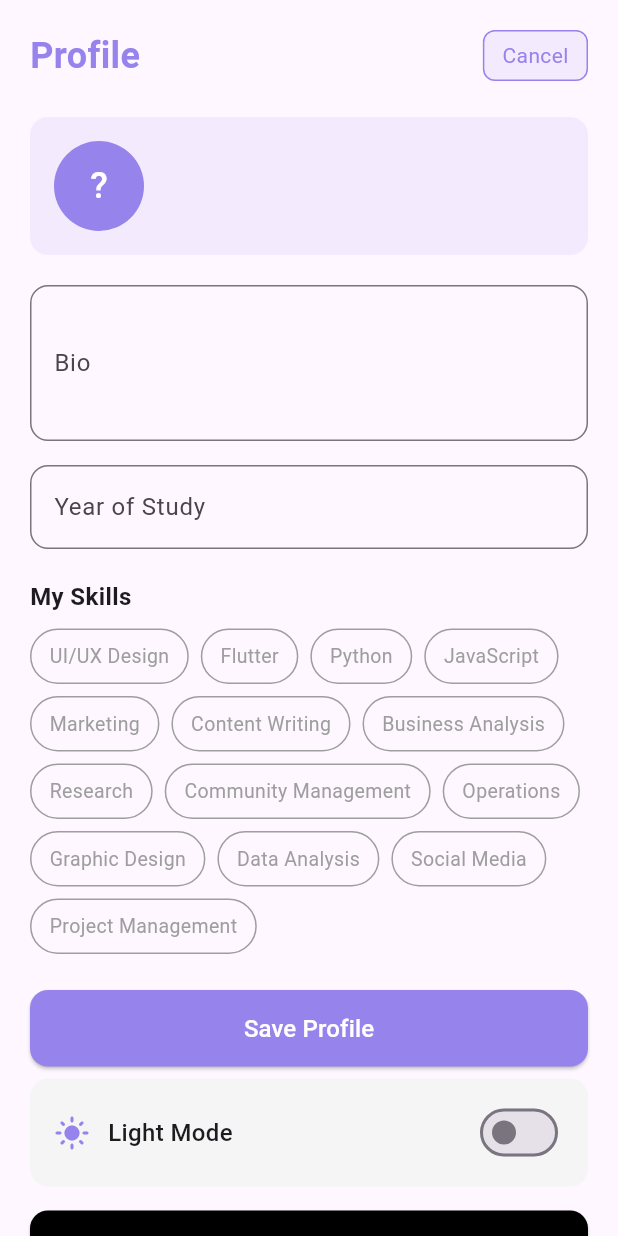
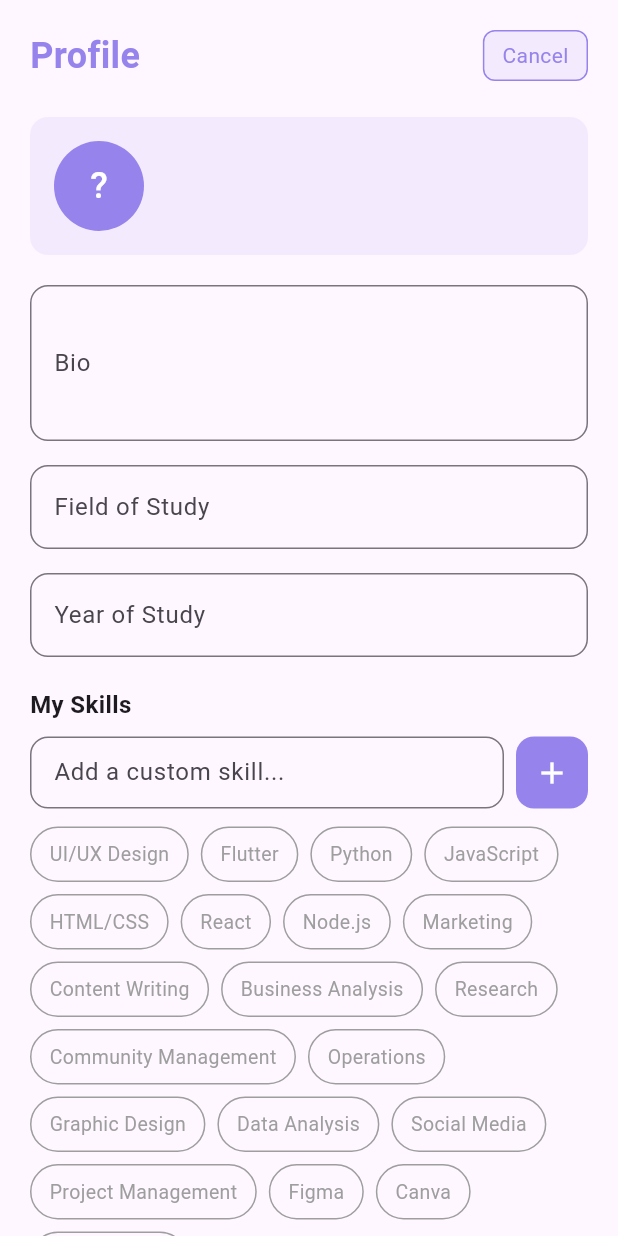
Before and after one commit to tdorcas-akim/alu_grid, a Flutter app: the ProfileScreen screen opened directly, after a tap on "Edit", on a phone screen of 412 x 824 dp. Run offline on Flutter 3.47's test engine with Material 3 defaults, Android fonts, the phone set to English and light mode, and no system bars; our stand-ins replace cloud_firestore, firebase_auth, firebase_core; accounts and stored records are empty; generated files the repository leaves out were written again.

Commit message:
enhance job matching logic and improve profile editing features

```diff
--- a/lib/screens/profile_screen.dart
+++ b/lib/screens/profile_screen.dart
@@ -13,16 +13,20 @@ class ProfileScreen extends StatefulWidget {
 class _ProfileScreenState extends State<ProfileScreen> {
   final bioInput = TextEditingController();
   final yearInput = TextEditingController();
+  final fieldOfStudyInput = TextEditingController();
   final startupDescInput = TextEditingController();
+  final customSkillInput = TextEditingController();
   bool editing = false;
   bool loading = false;
 
-  // all available skills
   List<String> allSkills = [
     'UI/UX Design',
     'Flutter',
     'Python',
     'JavaScript',
+    'HTML/CSS',
+    'React',
+    'Node.js',
     'Marketing',
     'Content Writing',
     'Business Analysis',
@@ -33,6 +37,9 @@ class _ProfileScreenState extends State<ProfileScreen> {
     'Data Analysis',
     'Social Media',
     'Project Management',
+    'Figma',
+    'Canva',
+    'Video Editing',
   ];
 
   List<String> selectedSkills = [];
@@ -54,17 +61,55 @@ class _ProfileScreenState extends State<ProfileScreen> {
       var data = doc.data()!;
       bioInput.text = data['bio'] ?? '';
       yearInput.text = data['year'] ?? '';
+      fieldOfStudyInput.text = data['fieldOfStudy'] ?? '';
       startupDescInput.text = data['startupDesc'] ?? '';
       List skills = data['skills'] ?? [];
+      List customSkills = data['customSkills'] ?? [];
+
       setState(() {
         selectedSkills = skills.map((s) => s.toString()).toList();
+        // add custom skills to the list so they show up
+        for (var cs in customSkills) {
+          if (!allSkills.contains(cs.toString())) {
+            allSkills.add(cs.toString());
+          }
+          if (!selectedSkills.contains(cs.toString())) {
+            selectedSkills.add(cs.toString());
+          }
+        }
       });
     }
+  }
+
+  void addCustomSkill() {
+    String skill = customSkillInput.text.trim();
+    if (skill.isEmpty) return;
+    if (allSkills.contains(skill)) {
+      customSkillInput.clear();
+      return;
+    }
+    setState(() {
+      allSkills.add(skill);
+      selectedSkills.add(skill);
+      customSkillInput.clear();
+    });
   }
 
   void saveProfile() async {
     final auth = Provider.of<AuthProvider>(context, listen: false);
     setState(() => loading = true);
+
+    // separate default and custom skills
+    List<String> defaultSkillsList = [
+      'UI/UX Design', 'Flutter', 'Python', 'JavaScript', 'HTML/CSS',
+      'React', 'Node.js', 'Marketing', 'Content Writing', 'Business Analysis',
+      'Research', 'Community Management', 'Operations', 'Graphic Design',
+      'Data Analysis', 'Social Media', 'Project Management', 'Figma', 'Canva', 'Video Editing'
+    ];
+
+    List<String> customSkills = selectedSkills
+        .where((s) => !defaultSkillsList.contains(s))
+        .toList();
 
     await FirebaseFirestore.instance
         .collection('users')
@@ -72,7 +117,9 @@ class _ProfileScreenState extends State<ProfileScreen> {
         .update({
       'bio': bioInput.text.trim(),
       'year': yearInput.text.trim(),
+      'fieldOfStudy': fieldOfStudyInput.text.trim(),
       'skills': selectedSkills,
+      'customSkills': customSkills,
       'startupDesc': startupDescInput.text.trim(),
     });
 
@@ -133,7 +180,7 @@ class _ProfileScreenState extends State<ProfileScreen> {
               ),
               SizedBox(height: 24),
 
-              // user info card
+              // profile card
               Container(
                 padding: EdgeInsets.all(16),
                 decoration: BoxDecoration(
@@ -162,6 +209,11 @@ class _ProfileScreenState extends State<ProfileScreen> {
                           auth.role.toUpperCase(),
                           style: TextStyle(color: Color(0xFF9683EC), fontSize: 12),
                         ),
+                        if (fieldOfStudyInput.text.isNotEmpty && !editing)
+                          Text(
+                            fieldOfStudyInput.text,
+                            style: TextStyle(color: Colors.grey, fontSize: 12),
+                          ),
                       ],
                     ),
                   ],
@@ -170,7 +222,6 @@ class _ProfileScreenState extends State<ProfileScreen> {
               SizedBox(height: 20),
 
               if (editing) ...[
-                // edit mode
                 if (!isStartup) ...[
                   TextField(
                     controller: bioInput,
@@ -186,6 +237,21 @@ class _ProfileScreenState extends State<ProfileScreen> {
                     ),
                   ),
                   SizedBox(height: 16),
+
+                  TextField(
+                    controller: fieldOfStudyInput,
+                    decoration: InputDecoration(
+                      labelText: 'Field of Study',
+                      hintText: 'e.g. Computer Science, Business...',
+                      border: OutlineInputBorder(borderRadius: BorderRadius.circular(12)),
+                      focusedBorder: OutlineInputBorder(
+                        borderRadius: BorderRadius.circular(12),
+                        borderSide: BorderSide(color: Color(0xFF9683EC)),
+                      ),
+                    ),
+                  ),
+                  SizedBox(height: 16),
+
                   TextField(
                     controller: yearInput,
                     decoration: InputDecoration(
@@ -199,8 +265,43 @@ class _ProfileScreenState extends State<ProfileScreen> {
                     ),
                   ),
                   SizedBox(height: 20),
+
                   Text('My Skills', style: TextStyle(fontWeight: FontWeight.bold, fontSize: 16)),
                   SizedBox(height: 10),
+
+                  // custom skill input
+                  Row(
+                    children: [
+                      Expanded(
+                        child: TextField(
+                          controller: customSkillInput,
+                          decoration: InputDecoration(
+                            hintText: 'Add a custom skill...',
+                            border: OutlineInputBorder(borderRadius: BorderRadius.circular(12)),
+                            focusedBorder: OutlineInputBorder(
+                              borderRadius: BorderRadius.circular(12),
+                              borderSide: BorderSide(color: Color(0xFF9683EC)),
+                            ),
+                            contentPadding: EdgeInsets.symmetric(horizontal: 12, vertical: 10),
+                          ),
+                        ),
+                      ),
+                      SizedBox(width: 8),
+                      GestureDetector(
+                        onTap: addCustomSkill,
+                        child: Container(
+                          padding: EdgeInsets.all(12),
+                          decoration: BoxDecoration(
+                            color: Color(0xFF9683EC),
+                            borderRadius: BorderRadius.circular(12),
+                          ),
+                          child: Icon(Icons.add, color: Colors.white),
+                        ),
+                      ),
+                    ],
+                  ),
+                  SizedBox(height: 12),
+
                   Wrap(
                     spacing: 8,
                     runSpacing: 8,
@@ -237,7 +338,6 @@ class _ProfileScreenState extends State<ProfileScreen> {
                     }).toList(),
                   ),
                 ] else ...[
-                  // startup edit
                   TextField(
                     controller: startupDescInput,
                     maxLines: 4,
@@ -252,6 +352,7 @@ class _ProfileScreenState extends State<ProfileScreen> {
                     ),
                   ),
                 ],
+
                 SizedBox(height: 24),
                 SizedBox(
                   width: double.infinity,
@@ -267,8 +368,8 @@ class _ProfileScreenState extends State<ProfileScreen> {
                         : Text('Save Profile', style: TextStyle(color: Colors.white, fontSize: 16)),
                   ),
                 ),
+
               ] else ...[
-                // view mode
                 if (!isStartup) ...[
                   if (bioInput.text.isNotEmpty) ...[
                     Text('Bio', style: TextStyle(fontWeight: FontWeight.bold, fontSize: 16)),
@@ -317,7 +418,6 @@ class _ProfileScreenState extends State<ProfileScreen> {
 
               SizedBox(height: 8),
 
-              // dark mode toggle
               Container(
                 padding: EdgeInsets.symmetric(horizontal: 16, vertical: 12),
                 decoration: BoxDecoration(
@@ -350,7 +450,6 @@ class _ProfileScreenState extends State<ProfileScreen> {
               ),
               SizedBox(height: 16),
 
-              // logout
               SizedBox(
                 width: double.infinity,
                 child: ElevatedButton(
```
Also changed, not shown: lib/screens/browse_screen.dart (+56 -26 lines), lib/screens/register_screen.dart (+51 -43 lines).
